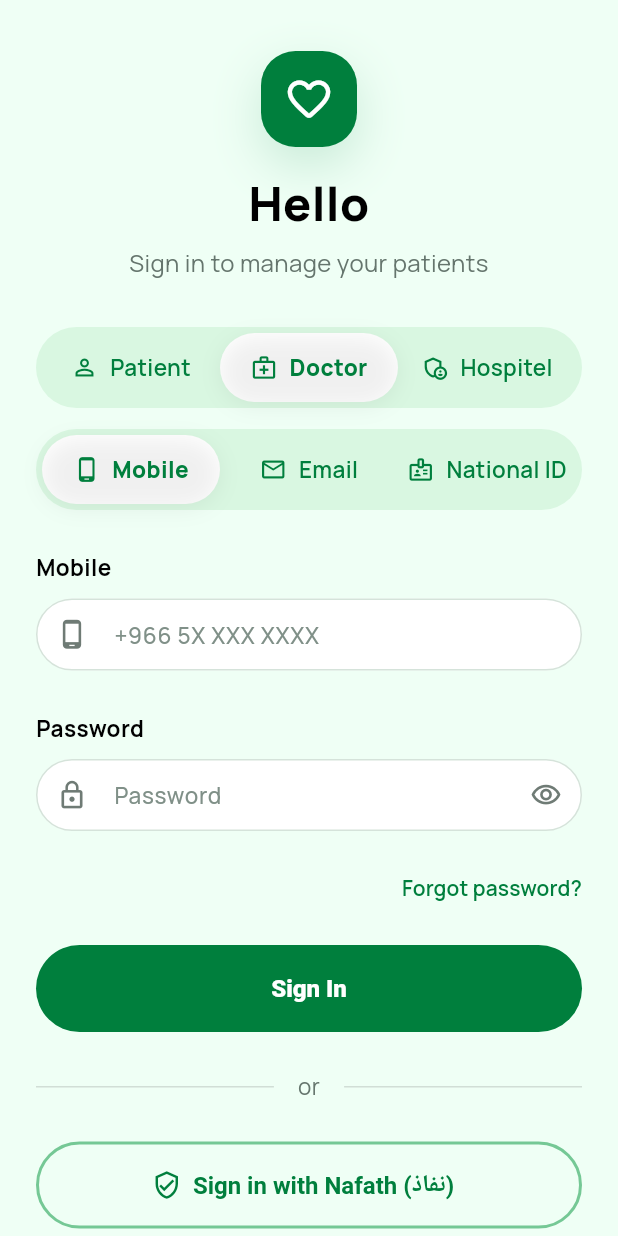
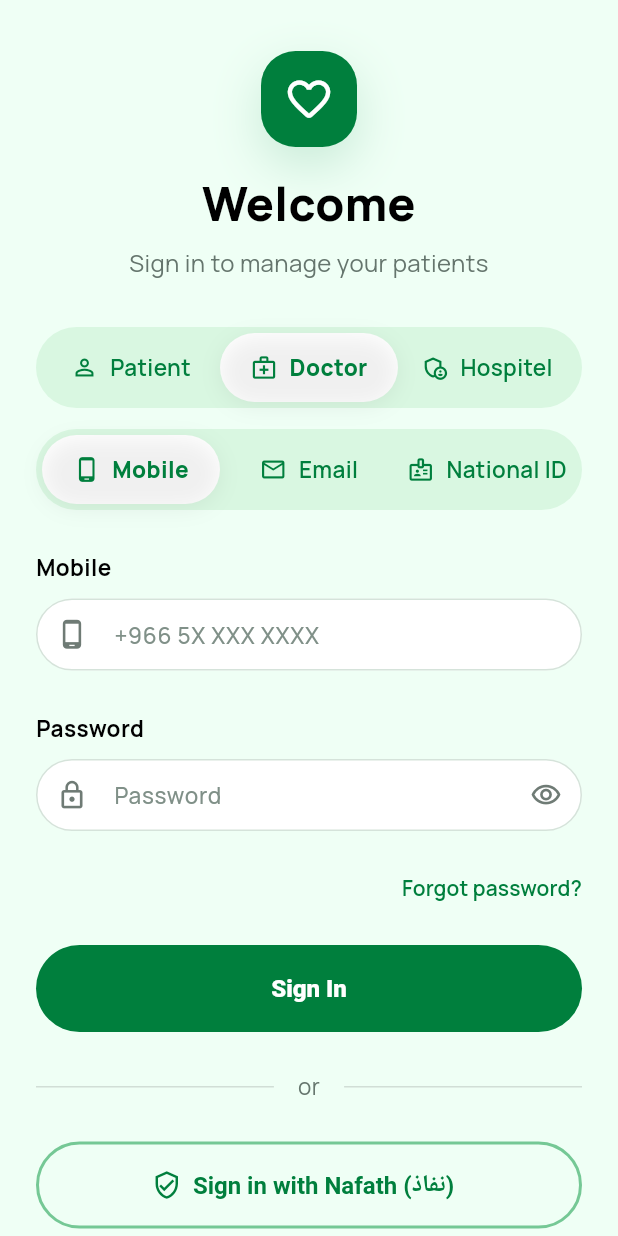
Before and after one commit to FahadAlsaber1/Mo-Ashir, a Flutter app: the screen it shows after launch, after a tap on "Doctor", on a phone screen of 412 x 824 dp. Run offline on Flutter 3.47's test engine with Material 3 defaults, Android fonts, the phone set to English and light mode, and no system bars; our stand-ins replace camera, google_fonts, permission_handler, web; missing offline and left inert: camera_platform_interface, camera_web, dart:js_interop, google_mlkit_pose_detection; network calls fail.

Commit message:
Add splash screen and welcome title

```diff
--- a/lib/main.dart
+++ b/lib/main.dart
@@ -1,6 +1,7 @@
 import 'package:flutter/material.dart';
 import 'package:google_fonts/google_fonts.dart';
 import 'screens/login.dart';
+import 'screens/splash.dart';
 
 /// The main entry point for the Moashir application.
 void main() => runApp(const MoashirApp());
@@ -40,7 +41,7 @@ class MoashirApp extends StatelessWidget {
       routes: {
         '/login': (_) => const LoginScreen(),
       },
-      home: const LoginScreen(),
+      home: const SplashScreen(),
     );
   }
 }
--- a/lib/screens/login.dart
+++ b/lib/screens/login.dart
@@ -58,7 +58,7 @@ class _LoginScreenState extends State<LoginScreen> {
                       const _BrandMark(),
                       const SizedBox(height: 22),
                       const Text(
-                        'Hello',
+                        'Welcome',
                         textAlign: TextAlign.center,
                         style: TextStyle(
                           color: Colors.black,
@@ -328,7 +328,7 @@ class _BrandMark extends StatelessWidget {
           borderRadius: BorderRadius.circular(23),
           boxShadow: [
             BoxShadow(
-              color: const Color(0xFF007F3D).withOpacity(0.16),
+              color: const Color(0xFF007F3D).withValues(alpha: 0.16),
               blurRadius: 28,
               offset: const Offset(0, 12),
             ),
@@ -492,7 +492,7 @@ class _SegmentButton extends StatelessWidget {
             boxShadow: active
                 ? [
                     BoxShadow(
-                      color: Colors.black.withOpacity(0.06),
+                      color: Colors.black.withValues(alpha: 0.06),
                       blurRadius: 12,
                       offset: const Offset(0, 3),
                     ),
@@ -683,8 +683,8 @@ class _DividerLabel extends StatelessWidget {
 
   @override
   Widget build(BuildContext context) {
-    return Row(
-      children: const [
+    return const Row(
+      children: [
         Expanded(child: Divider(color: Color(0xFFD1DED6), height: 1)),
         Padding(
           padding: EdgeInsets.symmetric(horizontal: 16),
--- /dev/null
+++ b/lib/screens/splash.dart
@@ -0,0 +1,37 @@
+import 'package:flutter/material.dart';
+
+class SplashScreen extends StatefulWidget {
+  const SplashScreen({super.key});
+
+  @override
+  State<SplashScreen> createState() => _SplashScreenState();
+}
+
+class _SplashScreenState extends State<SplashScreen> {
+  static const _splashDuration = Duration(milliseconds: 1800);
+
+  @override
+  void initState() {
+    super.initState();
+    Future<void>.delayed(_splashDuration, () {
+      if (!mounted) return;
+      Navigator.of(context).pushReplacementNamed('/login');
+    });
+  }
+
+  @override
+  Widget build(BuildContext context) {
+    return const Scaffold(
+      backgroundColor: Color(0xFFEFFFF5),
+      body: SafeArea(
+        child: Center(
+          child: Image(
+            image: AssetImage('assets/images/moashir_badge.png'),
+            width: 220,
+            fit: BoxFit.contain,
+          ),
+        ),
+      ),
+    );
+  }
+}
--- a/pubspec.yaml
+++ b/pubspec.yaml
@@ -27,3 +27,5 @@ dev_dependencies:
 
 flutter:
   uses-material-design: true
+  assets:
+    - assets/images/moashir_badge.png
```
Also changed, not shown: assets/images/moashir_badge.png (added), 1 other file.
